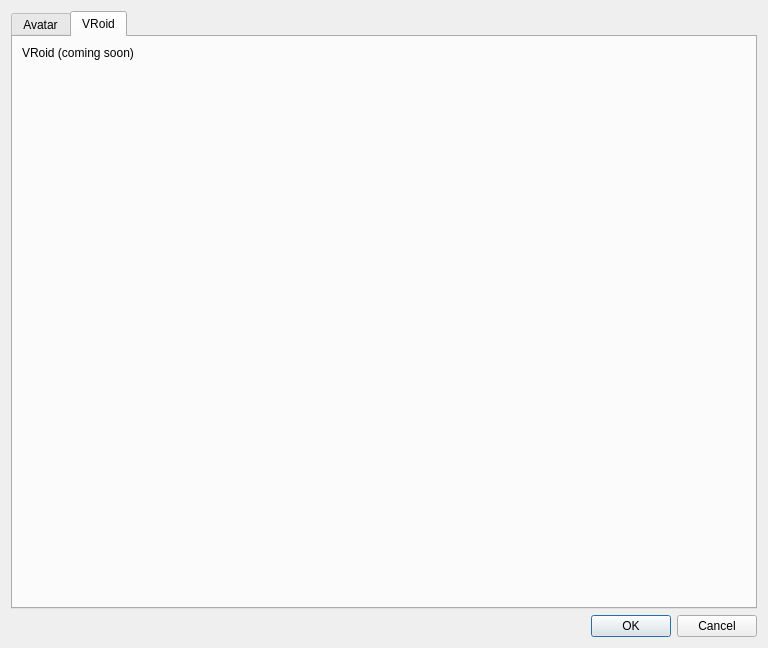
Before: the Qt Designer form gui_client/AvatarSettingsDialog.ui in shipilovden/sub-metasiberia, drawn with Qt 5.
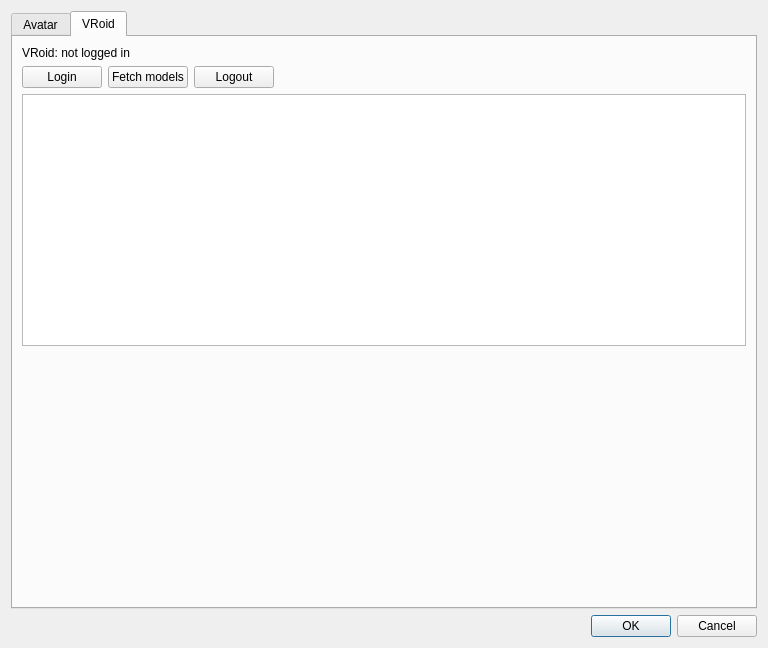
After: the same form once the commit is applied. The open tabs and pages were chosen to show the change. Custom widgets are drawn as their Qt base class.

Commit message: VRoid: in-app OAuth login (loopback) and fetch character models

The edit to the form file:
```diff
--- a/gui_client/AvatarSettingsDialog.ui
+++ b/gui_client/AvatarSettingsDialog.ui
@@ -108,10 +108,51 @@
        <item>
         <widget class="QLabel" name="vroidPlaceholderLabel">
          <property name="text">
-          <string>VRoid (coming soon)</string>
+          <string>VRoid: not logged in</string>
          </property>
         </widget>
        </item>
+       <item>
+        <layout class="QHBoxLayout" name="vroidButtonsLayout">
+         <item>
+          <widget class="QPushButton" name="vroidLoginButton">
+           <property name="text">
+            <string>Login</string>
+           </property>
+          </widget>
+         </item>
+         <item>
+          <widget class="QPushButton" name="vroidFetchModelsButton">
+           <property name="text">
+            <string>Fetch models</string>
+           </property>
+          </widget>
+         </item>
+         <item>
+          <widget class="QPushButton" name="vroidLogoutButton">
+           <property name="text">
+            <string>Logout</string>
+           </property>
+          </widget>
+         </item>
+         <item>
+          <spacer name="vroidHorizontalSpacer">
+           <property name="orientation">
+            <enum>Qt::Horizontal</enum>
+           </property>
+           <property name="sizeHint" stdset="0">
+            <size>
+             <width>40</width>
+             <height>20</height>
+            </size>
+           </property>
+          </spacer>
+         </item>
+        </layout>
+       </item>
+       <item>
+        <widget class="QListWidget" name="vroidModelsListWidget"/>
+       </item>
        <item>
         <spacer name="vroidVerticalSpacer">
          <property name="orientation">
```
Left out of the diff: 2 changed lines with no effect on the pictures. The commit also changes 5 other files.
